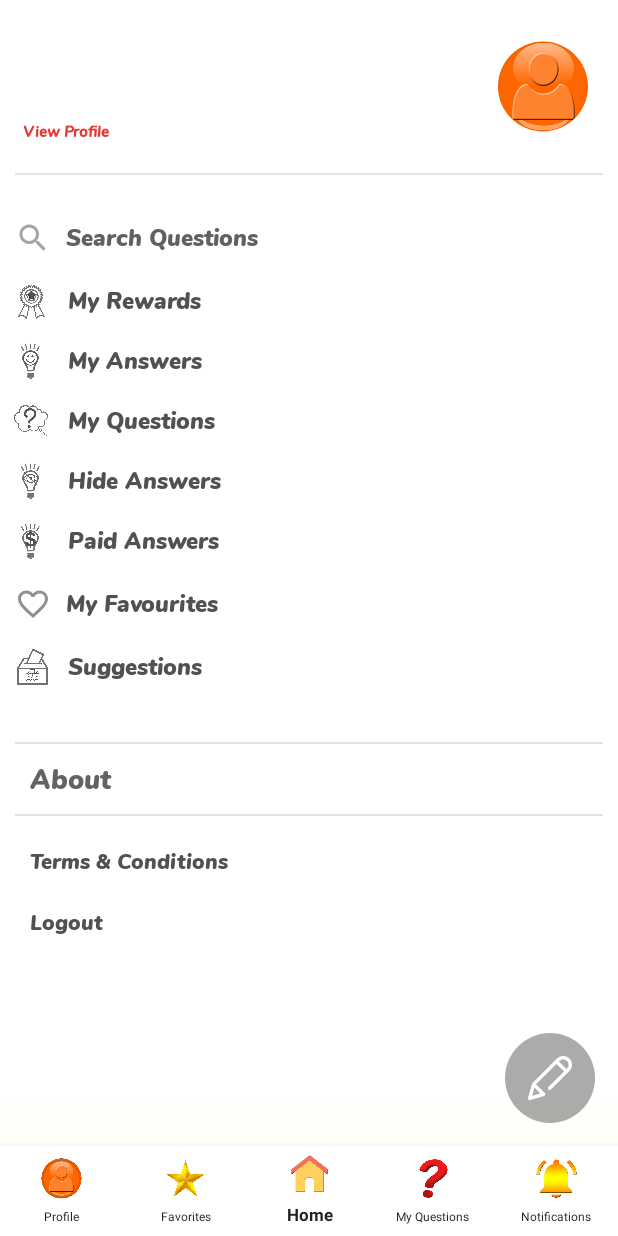
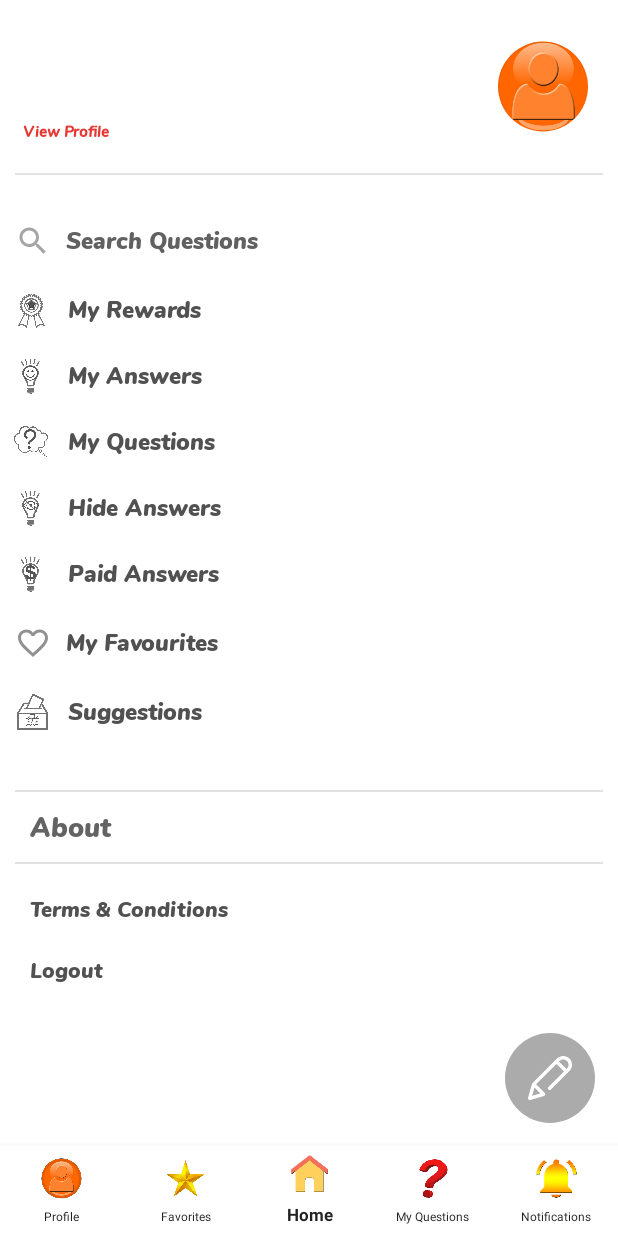
Before and after one commit to Manoj1902/KaiseBhi, an Android app: the fragment MenuFragment placed in its activity, on a phone screen of 412 x 824 dp. Run offline under Robolectric (Android 15) with nearby library versions, the phone set to English and light mode, and no system bars; our stand-ins replace CircleImageView, Shimmer, navigation-ui; pictures from the network do not load; 1 statement that could not run was skipped.

Commit message:
ShareProbSolved commit

```diff
--- a/app/src/main/java/com/traidev/kaisebhi/HomeNavigation/Profile/ProfileUpdate.java
+++ b/app/src/main/java/com/traidev/kaisebhi/HomeNavigation/Profile/ProfileUpdate.java
@@ -302,7 +302,7 @@ public class ProfileUpdate extends AppCompatActivity {
                     String data = dr.getMessage();
                     Toast.makeText(getApplicationContext(), data, Toast.LENGTH_SHORT).show();
                 } else {
-                    Toast.makeText(getApplicationContext(), "Some error occured!", Toast.LENGTH_SHORT).show();
+                    Toast.makeText(getApplicationContext(), "Some error occurred!", Toast.LENGTH_SHORT).show();
                 }
                 passProgress.setVisibility(View.INVISIBLE);
                 passText.setVisibility(View.VISIBLE);
--- a/app/src/main/java/com/traidev/kaisebhi/HomeNavigation/home/MenuFragment.java
+++ b/app/src/main/java/com/traidev/kaisebhi/HomeNavigation/home/MenuFragment.java
@@ -12,6 +12,7 @@ import android.view.View;
 import android.view.ViewGroup;
 import android.widget.FrameLayout;
 import android.widget.ImageView;
+import android.widget.RelativeLayout;
 import android.widget.TextView;
 import android.widget.Toast;
 
@@ -52,7 +53,8 @@ public class MenuFragment extends Fragment implements View.OnClickListener {
         View root = inflater.inflate(R.layout.fragment_navigation, container, false);
 
         sharedPrefManager = new SharedPrefManager(getActivity());
-        TextView m1,m01,m2,m3,m4,m5,m6,m7,m8,m9,m10;
+        TextView m1, m4, m5, m6, m7;
+        RelativeLayout m01, m2, m3, m8, m9, m10;
         ImageView i1;
 
         MainFrame = getActivity().findViewById(R.id.nav_host_fragment);
--- a/app/src/main/java/com/traidev/kaisebhi/HomeNavigation/home/MineQuestionsAdapter.java
+++ b/app/src/main/java/com/traidev/kaisebhi/HomeNavigation/home/MineQuestionsAdapter.java
@@ -55,7 +55,7 @@ public class MineQuestionsAdapter extends RecyclerView.Adapter<MineQuestionsAdap
 
     @SuppressLint("ResourceType")
     @Override
-    public void onBindViewHolder(@NonNull final ViewHolder holder, final int position) {
+    public void onBindViewHolder(@NonNull final ViewHolder holder, @SuppressLint("RecyclerView") final int position) {
 
         holder.Title.setText(nlist.get(position).getTitle());
         holder.Desc.setText(nlist.get(position).getDesc());
@@ -69,7 +69,8 @@ public class MineQuestionsAdapter extends RecyclerView.Adapter<MineQuestionsAdap
                 Intent sendIntent = new Intent();
                 sendIntent.setAction(Intent.ACTION_SEND);
                 sendIntent.putExtra(Intent.EXTRA_TEXT,
-                        "Hey, Answer this Question on QNA & Get Extra Discount | "+nlist.get(position).getTitle());
+                        "Hey, Answer this Question on KaiseBhi | *"+nlist.get(position).getTitle()+"*\nGet Kaisebhi App at: https://play.google.com/store/apps/details?id=" + context.getPackageName());
+
                 sendIntent.setType("text/plain");
                 context.startActivity(sendIntent);
             }
--- a/app/src/main/java/com/traidev/kaisebhi/HomeNavigation/home/QuestionsAdapter.java
+++ b/app/src/main/java/com/traidev/kaisebhi/HomeNavigation/home/QuestionsAdapter.java
@@ -56,9 +56,9 @@ public class QuestionsAdapter extends RecyclerView.Adapter<QuestionsAdapter.View
 
     }
 
-    @SuppressLint("ResourceType")
+    @SuppressLint({"ResourceType", "SetTextI18n"})
     @Override
-    public void onBindViewHolder(@NonNull final ViewHolder holder, final int position) {
+    public void onBindViewHolder(@NonNull final ViewHolder holder, @SuppressLint("RecyclerView") final int position) {
 
         holder.Title.setText(nlist.get(position).getTitle());
         holder.Desc.setText(nlist.get(position).getDesc());
@@ -87,7 +87,7 @@ public class QuestionsAdapter extends RecyclerView.Adapter<QuestionsAdapter.View
                 Intent sendIntent = new Intent();
                 sendIntent.setAction(Intent.ACTION_SEND);
                 sendIntent.putExtra(Intent.EXTRA_TEXT,
-                        "Hey, Answer this Question on KaiseBhi  & Get Extra Discount | "+nlist.get(position).getTitle()+"\nGet Kaisebhi App at: https://play.google.com/store/apps/details?id=" + context.getPackageName());
+                        "Hey, Answer this Question on KaiseBhi | *"+nlist.get(position).getTitle()+"*\nGet Kaisebhi App at: https://play.google.com/store/apps/details?id=" + context.getPackageName());
 
                 sendIntent.setType("text/plain");
                 context.startActivity(sendIntent);
--- a/app/src/main/res/layout/fragment_navigation.xml
+++ b/app/src/main/res/layout/fragment_navigation.xml
@@ -103,41 +103,45 @@
                     android:textSize="15dp"
                     android:fontFamily="@font/nunito_blackitalic"
                     android:drawablePadding="10dp"
-                    android:layout_marginHorizontal="10dp"
+                    android:paddingHorizontal="10dp"
                     android:text="Search Questions"
-                    android:layout_marginVertical="10dp"
+                    android:paddingVertical="10dp"
+                     android:layout_marginVertical="2dp"
                     android:layout_width="match_parent"
                     android:layout_height="wrap_content"/>
 
 
                 <RelativeLayout
                     android:layout_width="match_parent"
-                    android:layout_height="wrap_content">
+                    android:layout_height="wrap_content"
+                    android:id="@+id/rewardNav"
+                    android:layout_marginVertical="2dp">
 
                     <ImageView
                         android:layout_width="25dp"
+                        android:layout_height="40dp"
                         android:layout_marginLeft="8dp"
-                        android:layout_height="40dp"
-                        android:src="@drawable/ic5"/>
+                        android:src="@drawable/ic5" />
 
                     <TextView
-                        android:textColor="#515151"
-                        android:textSize="15dp"
+                        android:layout_width="match_parent"
+                        android:layout_height="wrap_content"
+                        android:layout_marginLeft="45dp"
                         android:layout_marginTop="8dp"
-                        android:layout_marginLeft="45dp"
-                        android:id="@+id/rewardNav"
+                        android:drawablePadding="10dp"
                         android:fontFamily="@font/nunito_blackitalic"
                         android:text="My Rewards"
-                        android:drawablePadding="10dp"
-                        android:layout_width="match_parent"
-                        android:layout_height="wrap_content"/>
+                        android:textColor="#515151"
+                        android:textSize="15dp" />
 
                 </RelativeLayout>
 
 
                 <RelativeLayout
                     android:layout_width="match_parent"
-                    android:layout_height="wrap_content">
+                    android:layout_height="wrap_content"
+                    android:id="@+id/answersNav"
+                    android:layout_marginVertical="2dp">
 
                     <ImageView
                         android:layout_width="25dp"
@@ -146,16 +150,15 @@
                         android:src="@drawable/ic3"/>
 
                     <TextView
-                        android:textColor="#515151"
-                        android:textSize="15dp"
+                        android:layout_width="match_parent"
+                        android:layout_height="wrap_content"
+                        android:layout_marginLeft="45dp"
                         android:layout_marginTop="8dp"
-                        android:layout_marginLeft="45dp"
-                        android:id="@+id/answersNav"
+                        android:drawablePadding="10dp"
                         android:fontFamily="@font/nunito_blackitalic"
                         android:text="My Answers"
-                        android:drawablePadding="10dp"
-                        android:layout_width="match_parent"
-                        android:layout_height="wrap_content"/>
+                        android:textColor="#515151"
+                        android:textSize="15dp" />
 
                 </RelativeLayout>
 
@@ -163,7 +166,9 @@
 
                 <RelativeLayout
                     android:layout_width="match_parent"
-                    android:layout_height="wrap_content">
+                    android:layout_height="wrap_content"
+                    android:id="@+id/mineNav"
+                    android:layout_marginVertical="2dp">
 
                     <ImageView
                         android:layout_width="25dp"
@@ -172,23 +177,24 @@
                         android:src="@drawable/ic1"/>
 
                     <TextView
-                        android:textColor="#515151"
-                        android:textSize="15dp"
+                        android:layout_width="match_parent"
+                        android:layout_height="wrap_content"
+                        android:layout_marginLeft="45dp"
                         android:layout_marginTop="8dp"
-                        android:layout_marginLeft="45dp"
-                        android:id="@+id/mineNav"
+                        android:drawablePadding="10dp"
                         android:fontFamily="@font/nunito_blackitalic"
                         android:text="My Questions"
-                        android:drawablePadding="10dp"
-                        android:layout_width="match_parent"
-                        android:layout_height="wrap_content"/>
+                        android:textColor="#515151"
+                        android:textSize="15dp" />
 
                 </RelativeLayout>
 
 
                 <RelativeLayout
                     android:layout_width="match_parent"
-                    android:layout_height="wrap_content">
+                    android:layout_height="wrap_content"
+                    android:id="@+id/answersHide"
+                    android:layout_marginVertical="2dp">
 
                     <ImageView
                         android:layout_width="25dp"
@@ -197,23 +203,24 @@
                         android:src="@drawable/ic2"/>
 
                     <TextView
-                        android:textColor="#515151"
-                        android:textSize="15dp"
+                        android:layout_width="match_parent"
+                        android:layout_height="wrap_content"
+                        android:layout_marginLeft="45dp"
                         android:layout_marginTop="8dp"
-                        android:layout_marginLeft="45dp"
-                        android:id="@+id/answersHide"
+                        android:drawablePadding="10dp"
                         android:fontFamily="@font/nunito_blackitalic"
                         android:text="Hide Answers"
-                        android:drawablePadding="10dp"
-                        android:layout_width="match_parent"
-                        android:layout_height="wrap_content"/>
+                        android:textColor="#515151"
+                        android:textSize="15dp" />
 
                 </RelativeLayout>
 
 
                 <RelativeLayout
                     android:layout_width="match_parent"
-                    android:layout_height="wrap_content">
+                    android:layout_height="wrap_content"
+                    android:id="@+id/answersPaid"
+                    android:layout_marginVertical="2dp">
 
                     <ImageView
                         android:layout_width="25dp"
@@ -222,16 +229,15 @@
                         android:src="@drawable/ic4"/>
 
                     <TextView
-                        android:textColor="#515151"
-                        android:textSize="15dp"
+                        android:layout_width="match_parent"
+                        android:layout_height="wrap_content"
+                        android:layout_marginLeft="45dp"
                         android:layout_marginTop="8dp"
-                        android:layout_marginLeft="45dp"
-                        android:id="@+id/answersPaid"
+                        android:drawablePadding="10dp"
                         android:fontFamily="@font/nunito_blackitalic"
                         android:text="Paid Answers"
-                        android:drawablePadding="10dp"
-                        android:layout_width="match_parent"
-                        android:layout_height="wrap_content"/>
+                        android:textColor="#515151"
+                        android:textSize="15dp" />
 
                 </RelativeLayout>
 
@@ -242,17 +248,20 @@
                     android:drawableLeft="@drawable/ic_baseline_favorite_border_24"
                     android:textColor="#515151"
                     android:textSize="15dp"
-                    android:layout_marginHorizontal="10dp"
+                    android:paddingHorizontal="10dp"
                     android:drawablePadding="10dp"
                     android:fontFamily="@font/nunito_blackitalic"
-                    android:layout_marginVertical="10dp"
+                    android:paddingVertical="10dp"
                     android:text="My Favourites"
+                    android:layout_marginVertical="2dp"
                     android:layout_width="match_parent"
                     android:layout_height="wrap_content"/>
 
                 <RelativeLayout
                     android:layout_width="match_parent"
-                    android:layout_height="wrap_content">
+                    android:layout_height="wrap_content"
+                    android:id="@+id/SugNav"
+                    android:layout_marginVertical="2dp">
 
                     <ImageView
                         android:layout_width="25dp"
@@ -261,16 +270,15 @@
                         android:src="@drawable/ic6"/>
 
                     <TextView
-                        android:textColor="#515151"
-                        android:textSize="15dp"
+                        android:layout_width="match_parent"
+                        android:layout_height="wrap_content"
+                        android:layout_marginLeft="45dp"
                         android:layout_marginTop="8dp"
-                        android:layout_marginLeft="45dp"
-                        android:id="@+id/SugNav"
+                        android:drawablePadding="10dp"
                         android:fontFamily="@font/nunito_blackitalic"
                         android:text="Suggestions"
-                        android:drawablePadding="10dp"
-                        android:layout_width="match_parent"
-                        android:layout_height="wrap_content"/>
+                        android:textColor="#515151"
+                        android:textSize="15dp" />
 
                 </RelativeLayout>
 
```
